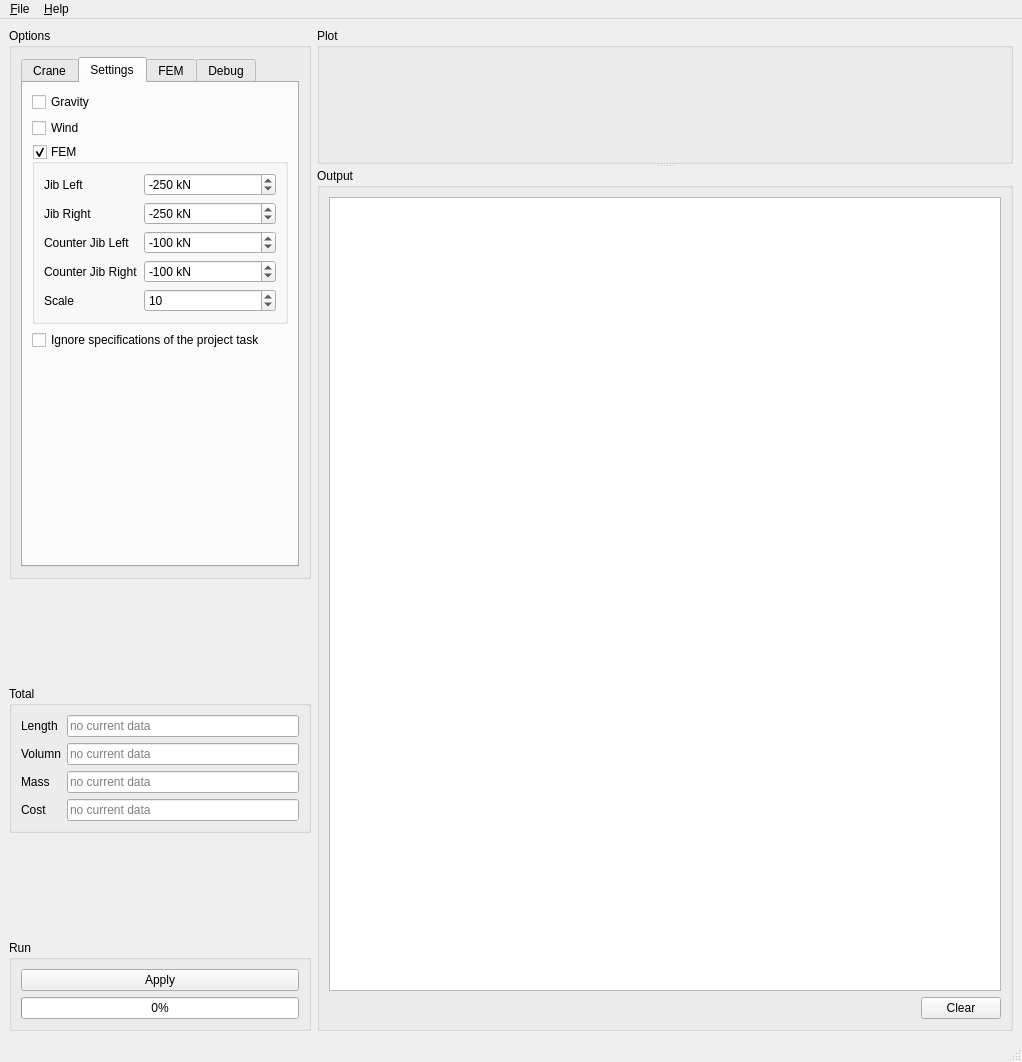
Before: the Qt Designer form craneSimulator/gui/windows/mainwindow.ui in castn/crane-simulator, drawn with Qt 5.
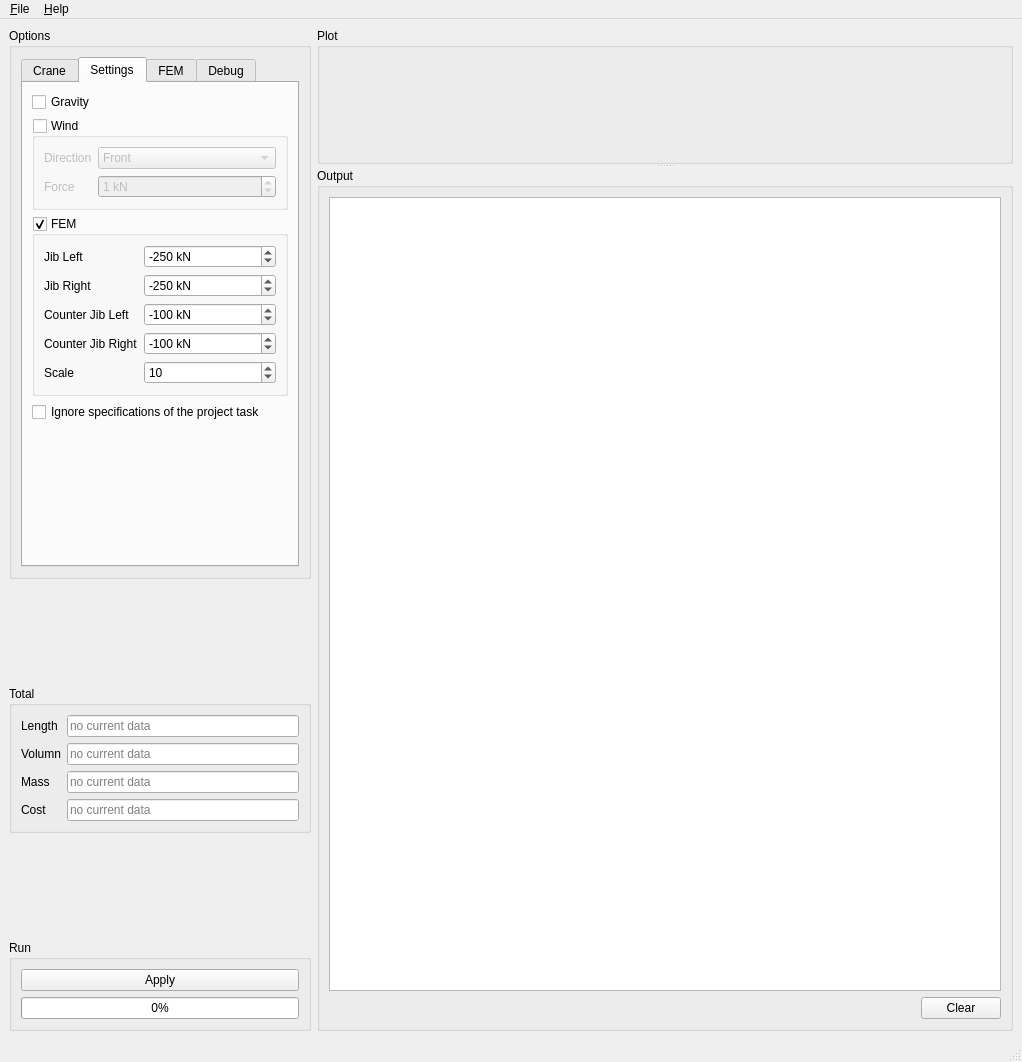
After: the same form once the commit is applied. The open tabs and pages were chosen to show the change.

Commit message: add settings for wind in UI

Diff of the .ui file:
```diff
--- a/craneSimulator/gui/windows/mainwindow.ui
+++ b/craneSimulator/gui/windows/mainwindow.ui
@@ -396,10 +396,69 @@
                 </widget>
                </item>
                <item>
-                <widget class="QCheckBox" name="enable_wind">
-                 <property name="text">
+                <widget class="QGroupBox" name="wind_settings">
+                 <property name="title">
                   <string>Wind</string>
                  </property>
+                 <property name="checkable">
+                  <bool>true</bool>
+                 </property>
+                 <property name="checked">
+                  <bool>false</bool>
+                 </property>
+                 <layout class="QFormLayout" name="formLayout_7">
+                  <item row="0" column="0">
+                   <widget class="QLabel" name="direction_label">
+                    <property name="text">
+                     <string>Direction</string>
+                    </property>
+                   </widget>
+                  </item>
+                  <item row="0" column="1">
+                   <widget class="QComboBox" name="wind_direction">
+                    <item>
+                     <property name="text">
+                      <string>Front</string>
+                     </property>
+                    </item>
+                    <item>
+                     <property name="text">
+                      <string>Left</string>
+                     </property>
+                    </item>
+                    <item>
+                     <property name="text">
+                      <string>Right</string>
+                     </property>
+                    </item>
+                    <item>
+                     <property name="text">
+                      <string>Back</string>
+                     </property>
+                    </item>
+                   </widget>
+                  </item>
+                  <item row="1" column="0">
+                   <widget class="QLabel" name="wind_force_label">
+                    <property name="text">
+                     <string>Force</string>
+                    </property>
+                   </widget>
+                  </item>
+                  <item row="1" column="1">
+                   <widget class="QSpinBox" name="wind_force">
+                    <property name="suffix">
+                     <string> kN</string>
+                    </property>
+                    <property name="maximum">
+                     <number>500</number>
+                    </property>
+                    <property name="value">
+                     <number>1</number>
+                    </property>
+                   </widget>
+                  </item>
+                 </layout>
                 </widget>
                </item>
                <item>
```
Left out of the diff: 2 changed lines with no effect on the pictures. The commit also changes 3 other files.
